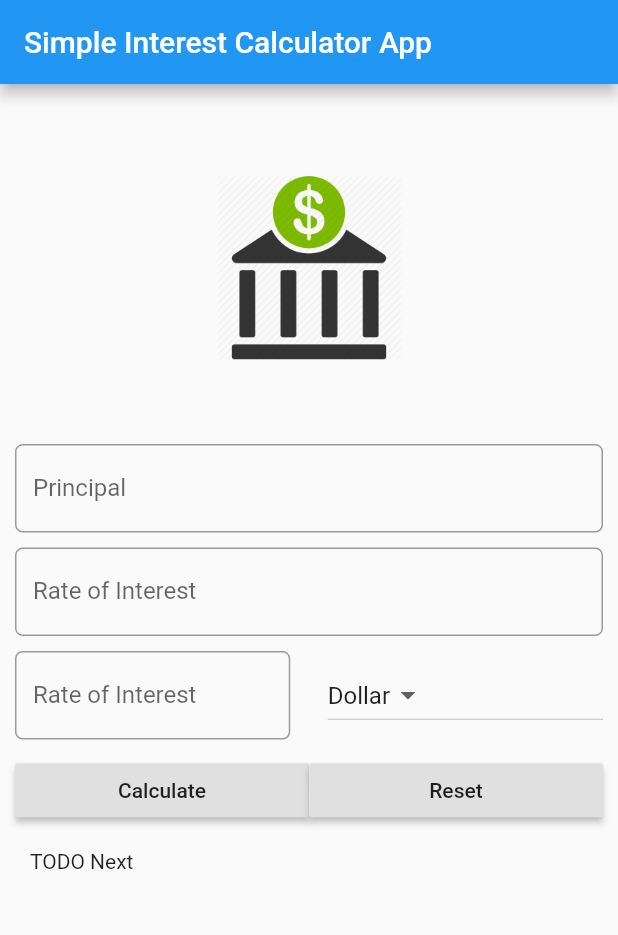
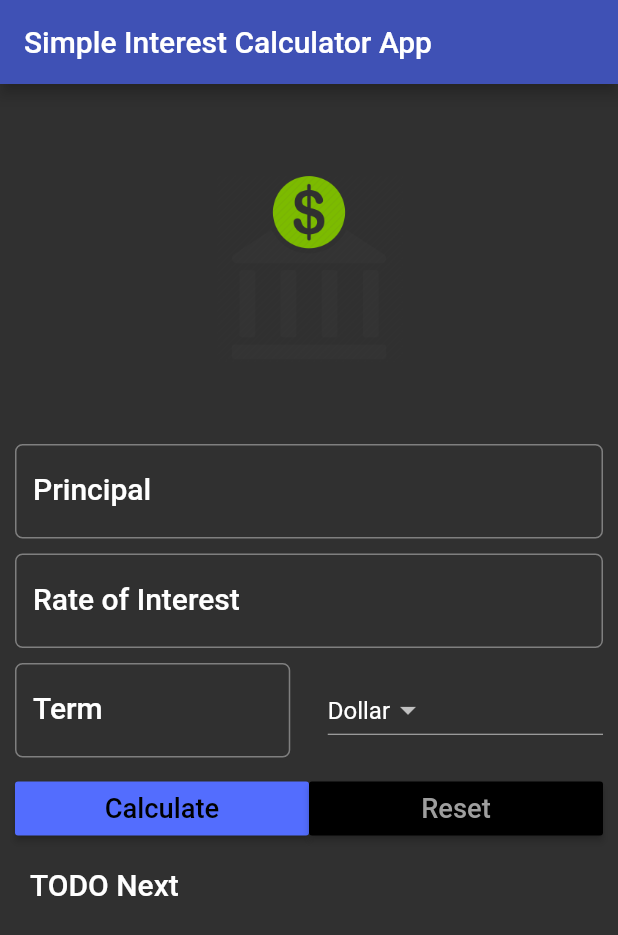
Before and after one commit to PetkoPenchovski/FlutterApp-Demo, a Flutter app: the screen it shows after launch, after a tap on "Calculate", on a phone screen of 412 x 824 dp. Shown: the top 935 px of the screen. Run offline on Flutter 3.47's test engine with Material 2 defaults, Android fonts, the phone set to English and light mode, and no system bars.

Commit message:
add custom theme

```diff
--- a/lib/main.dart
+++ b/lib/main.dart
@@ -2,8 +2,13 @@ import 'package:flutter/material.dart';
 
 void main() {
   runApp(MaterialApp(
+    debugShowCheckedModeBanner: false,
     title: "Simple Interest Calculator App",
     home: SIForm(),
+    theme: ThemeData(
+        primaryColor: Colors.indigo,
+        accentColor: Colors.indigoAccent,
+        brightness: Brightness.dark),
   ));
 }
 
@@ -24,8 +29,7 @@ class _SIFormState extends State<SIForm> {
 
   @override
   Widget build(BuildContext context) {
-    debugPrint("Favorite City widget is creating");
-
+    TextStyle textStyle = Theme.of(context).textTheme.headline6;
     return Scaffold(
       resizeToAvoidBottomPadding: false,
       appBar: AppBar(
@@ -33,7 +37,8 @@ class _SIFormState extends State<SIForm> {
       ),
       body: Container(
         margin: EdgeInsets.all(_minimumMargin * 2),
-        child: ListView(           //ListView allow the App Screen to be adaptive to different screen devices
+        child: ListView(
+          //ListView allow the App Screen to be adaptive to different screen devices
           children: <Widget>[
             getImageAsset(),
             Padding(
@@ -41,9 +46,11 @@ class _SIFormState extends State<SIForm> {
                     top: _minimumPadding, bottom: _minimumPadding),
                 child: TextField(
                   keyboardType: TextInputType.number,
+                  style: textStyle,
                   decoration: InputDecoration(
                       labelText: 'Principal',
                       hintText: 'Enter Principal e.g. 1000',
+                      labelStyle: textStyle,
                       border: OutlineInputBorder(
                           borderRadius: BorderRadius.circular(5.0))),
                 )),
@@ -52,9 +59,11 @@ class _SIFormState extends State<SIForm> {
                     top: _minimumPadding, bottom: _minimumPadding),
                 child: TextField(
                   keyboardType: TextInputType.number,
+                  style: textStyle,
                   decoration: InputDecoration(
                       labelText: 'Rate of Interest',
                       hintText: 'In percent %',
+                      labelStyle: textStyle,
                       border: OutlineInputBorder(
                           borderRadius: BorderRadius.circular(5.0))),
                 )),
@@ -66,9 +75,11 @@ class _SIFormState extends State<SIForm> {
                     Expanded(
                       child: TextField(
                           keyboardType: TextInputType.number,
+                          style: textStyle,
                           decoration: InputDecoration(
-                              labelText: 'Rate of Interest',
-                              hintText: 'In percent %',
+                              labelText: 'Term',
+                              hintText: 'Time in years',
+                              labelStyle: textStyle,
                               border: OutlineInputBorder(
                                   borderRadius: BorderRadius.circular(5.0)))),
                     ),
@@ -95,13 +106,17 @@ class _SIFormState extends State<SIForm> {
                   children: <Widget>[
                     Expanded(
                       child: RaisedButton(
-                        child: Text('Calculate'),
+                        color: Theme.of(context).accentColor,
+                        textColor: Theme.of(context).primaryColorDark,
+                        child: Text('Calculate', textScaleFactor: 1.3),
                         onPressed: () {},
                       ),
                     ),
                     Expanded(
                       child: RaisedButton(
-                        child: Text('Reset'),
+                        color: Theme.of(context).primaryColorDark,
+                        textColor: Theme.of(context).primaryColorLight,
+                        child: Text('Reset', textScaleFactor: 1.3),
                         onPressed: () {},
                       ),
                     )
@@ -109,7 +124,10 @@ class _SIFormState extends State<SIForm> {
                 )),
             Padding(
               padding: EdgeInsets.all(_minimumPadding * 2),
-              child: Text('TODO Next'),
+              child: Text(
+                'TODO Next',
+                style: textStyle,
+              ),
             )
           ],
         ),
```
